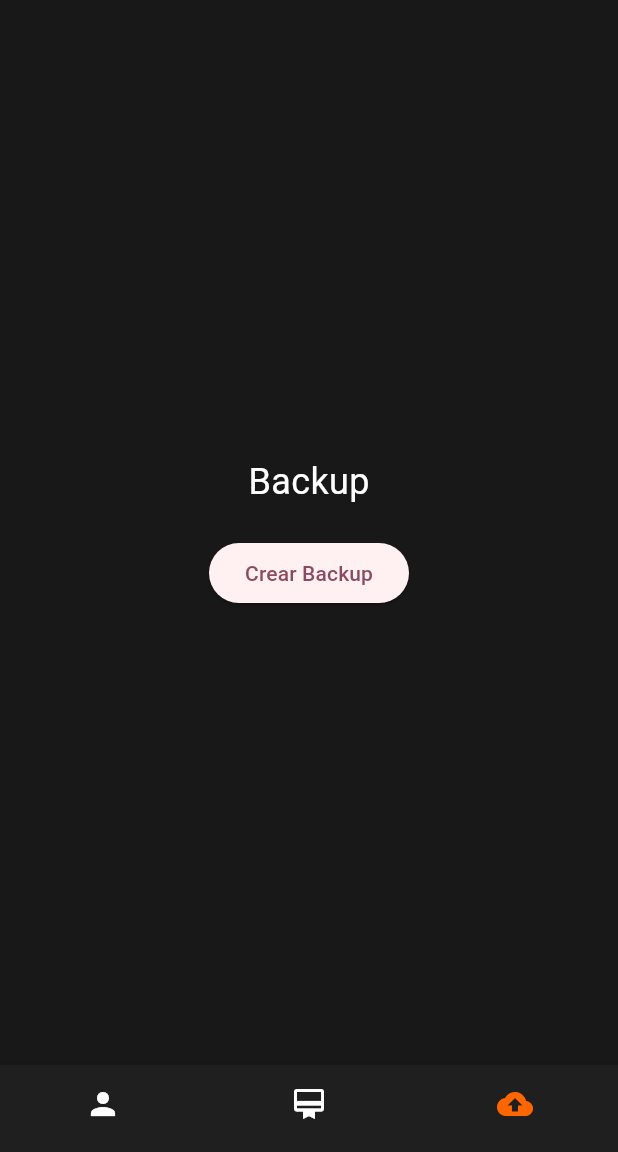
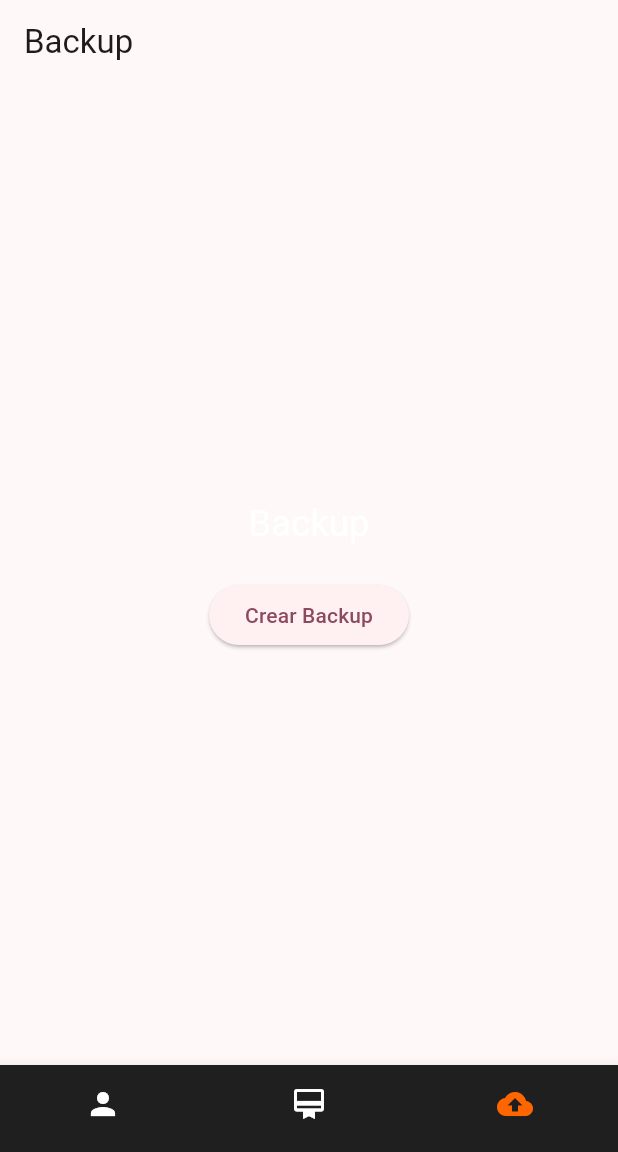
Before and after one commit to ezerutp/ego, a Flutter app: the screen it shows after launch, item 3 of the bottom bar chosen, on a phone screen of 412 x 824 dp, the part 84-1236 px from its top. Run offline on Flutter 3.47's test engine with Material 3 defaults, Android fonts, the phone set to English and light mode, and no system bars; our stand-ins replace csv, permission_handler, sqflite; accounts and stored records are empty.

Commit message:
refactor : refactorizado la vista backup - Se ha creado una clase BackupView que contiene la lógica de la vista de backup. - Se ha movido la lógica de backup desde HomePage a BackupView. - Se modificó la forma en como se muestra el apodo del cliente en la tarjeta de cliente.

```diff
--- a/lib/pages/home_page.dart
+++ b/lib/pages/home_page.dart
@@ -3,19 +3,19 @@ import 'package:ego/main.dart';
 import 'package:ego/models/cliente.dart';
 import 'package:ego/models/cliente_stats.dart';
 import 'package:ego/models/membresia_stats.dart';
-import 'package:ego/utils/backup.dart';
 import 'package:ego/utils/utils.dart';
+import 'package:ego/views/backup.dart';
 import 'package:ego/widgets/add_cliente.dart';
 import 'package:ego/widgets/add_membership.dart';
 import 'package:ego/widgets/button_navigation.dart';
 import 'package:ego/widgets/dialog.dart';
-import 'package:ego/widgets/membership_page_content.dart';
+import 'package:ego/views/membership_page_content.dart';
 import 'package:ego/models/membresia.dart';
 import 'package:ego/repository/cliente_repository.dart';
 import 'package:ego/repository/membresia_respository.dart';
 import 'package:ego/theme/color.dart';
 import 'package:flutter/material.dart';
-import 'package:ego/widgets/home_page_content.dart';
+import 'package:ego/views/home_page_content.dart';
 
 class MyHomePageState extends State<MyHomePage> {
   // Inicializa el repositorio de clientes
@@ -221,24 +221,7 @@ class MyHomePageState extends State<MyHomePage> {
       ),
 
       // Vista Backup
-      Center(
-        child: Column(
-          mainAxisAlignment: MainAxisAlignment.center,
-          children: [
-            const Text(
-              'Backup',
-              style: TextStyle(color: Colors.white, fontSize: 24),
-            ),
-            const SizedBox(height: 20),
-            ElevatedButton(
-              onPressed: () {
-                Backup.createBackup(context);
-              },
-              child: const Text('Crear Backup'),
-            ),
-          ],
-        ),
-      ),
+      BackupPage.viewBackup(context),
 
       // Vista Notificaciones
       const Center(
--- /dev/null
+++ b/lib/views/backup.dart
@@ -0,0 +1,28 @@
+import 'package:ego/utils/backup.dart';
+import 'package:flutter/material.dart';
+
+class BackupPage {
+  static Widget viewBackup(BuildContext context) {
+    return Scaffold(
+      appBar: AppBar(title: const Text('Backup')),
+      body: Center(
+        child: Column(
+          mainAxisAlignment: MainAxisAlignment.center,
+          children: [
+            const Text(
+              'Backup',
+              style: TextStyle(color: Colors.white, fontSize: 24),
+            ),
+            const SizedBox(height: 20),
+            ElevatedButton(
+              onPressed: () {
+                Backup.createBackup(context);
+              },
+              child: const Text('Crear Backup'),
+            ),
+          ],
+        ),
+      ),
+    );
+  }
+}
```
Also changed, not shown: lib/widgets/card_cliente.dart (+10 -9 lines), lib/views/home_page_content.dart (renamed from lib/widgets/home_page_content.dart), lib/views/membership_page_content.dart (renamed from lib/widgets/membership_page_content.dart).
